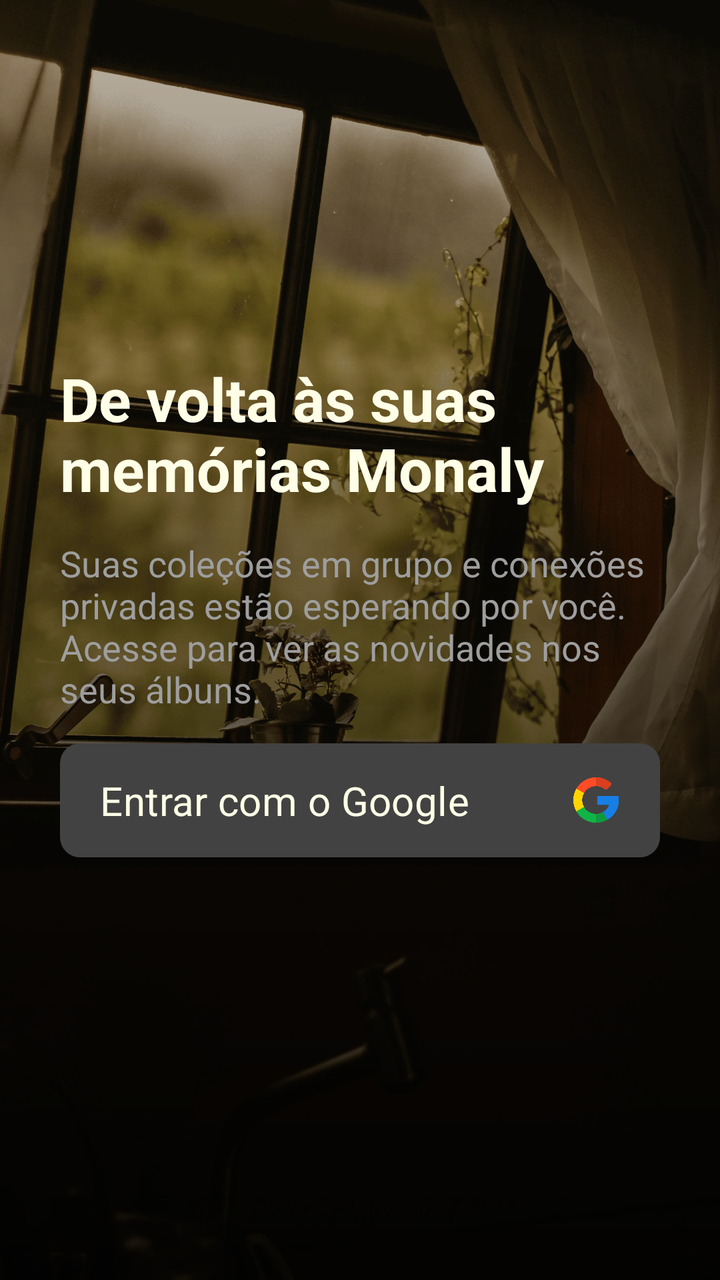
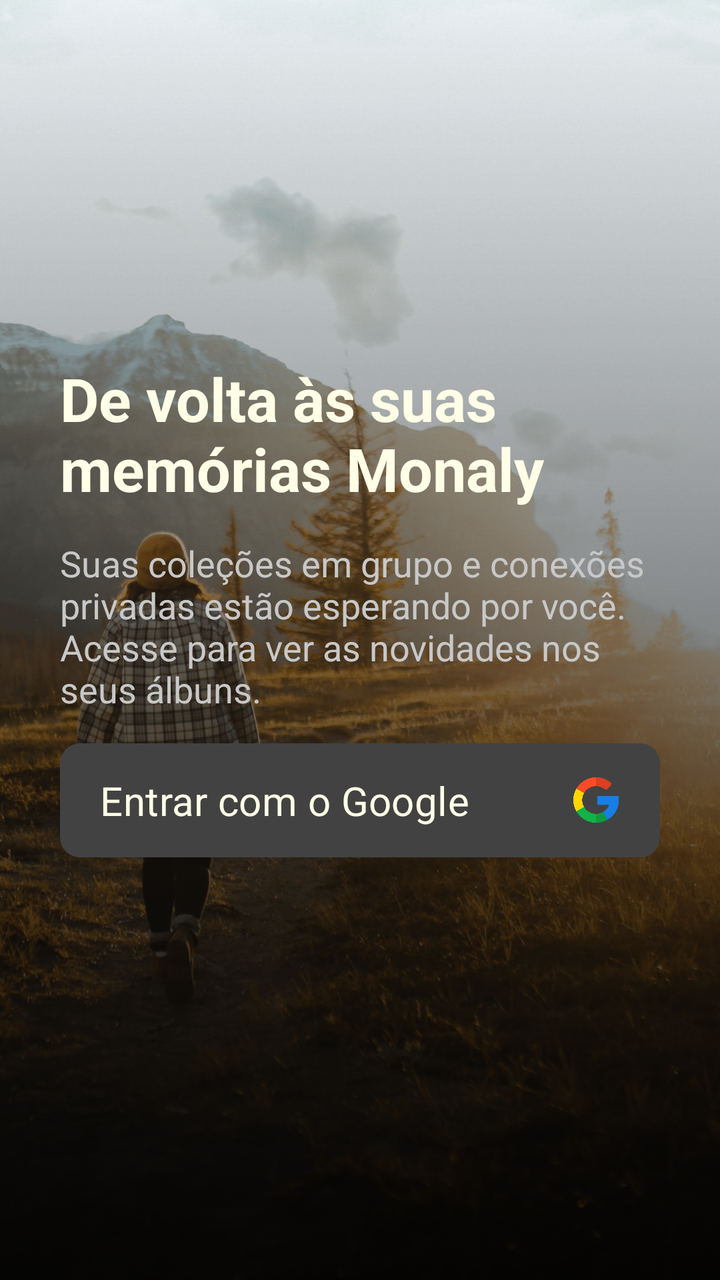

Before-and-after screenshots of an Android layout around one commit, followed by the original layout XML and the change that was made.
<!-- AndroidManifest.xml: application theme Theme.Monaly -->
<!-- res/layout/activity_login.xml -->
<?xml version="1.0" encoding="utf-8"?>
<androidx.constraintlayout.widget.ConstraintLayout
    xmlns:android="http://schemas.android.com/apk/res/android"
    xmlns:app="http://schemas.android.com/apk/res-auto"
    xmlns:tools="http://schemas.android.com/tools"
    android:id="@+id/main"
    android:layout_width="match_parent"
    android:layout_height="match_parent"
    tools:context=".ui.activity.LoginActivity"
    android:background="@color/black">

    <ImageView
        android:id="@+id/imageBackgroundLogin"
        android:layout_width="0dp"
        android:layout_height="0dp"
        android:scaleType="centerCrop"
        android:src="@drawable/img_background_login"
        app:layout_constraintBottom_toBottomOf="parent"
        app:layout_constraintEnd_toEndOf="parent"
        app:layout_constraintStart_toStartOf="parent"
        app:layout_constraintTop_toTopOf="parent" />

    <ImageView
        android:id="@+id/imageGradientEffect"
        android:layout_width="0dp"
        android:layout_height="0dp"
        android:src="@drawable/bg_gradient_black"
        android:alpha="0.8"
        app:layout_constraintBottom_toBottomOf="parent"
        app:layout_constraintEnd_toEndOf="parent"
        app:layout_constraintHorizontal_bias="0.0"
        app:layout_constraintStart_toStartOf="parent"
        app:layout_constraintTop_toTopOf="parent" />

    <TextView
        android:id="@+id/textTitleLogin"
        android:layout_width="0dp"
        android:layout_height="wrap_content"
        android:layout_marginStart="30dp"
        android:layout_marginEnd="30dp"
        android:layout_marginBottom="15dp"
        android:text="@string/login_title"
        android:textColor="@color/bage_neutral"
        android:textSize="30sp"
        app:layout_constraintBottom_toTopOf="@+id/textDescriptionLogin"
        app:layout_constraintEnd_toEndOf="parent"
        app:layout_constraintStart_toStartOf="parent" />


    <TextView
        android:id="@+id/textDescriptionLogin"
        android:layout_width="0dp"
        android:layout_height="wrap_content"
        android:layout_marginStart="30dp"
        android:layout_marginEnd="30dp"
        android:layout_marginBottom="15dp"
        android:text="@string/login_description"
        android:textColor="@color/gray_medium"
        android:textSize="18sp"
        app:layout_constraintBottom_toTopOf="@+id/buttonLoginGoogle"
        app:layout_constraintEnd_toEndOf="parent"
        app:layout_constraintHorizontal_bias="0.0"
        app:layout_constraintStart_toStartOf="parent" />

    <com.google.android.material.button.MaterialButton
        android:id="@+id/buttonLoginGoogle"
        android:layout_width="0dp"
        android:layout_height="57dp"
        android:layout_marginStart="30dp"
        android:layout_marginTop="160dp"
        android:layout_marginEnd="30dp"
        android:background="@drawable/drawable_background_button_gray_dark_10_dp"
        android:fontFamily="sans-serif"
        android:gravity="start|center_vertical"
        android:paddingStart="20dp"
        android:paddingEnd="20dp"
        android:text="@string/login_button"
        android:textAllCaps="false"
        android:textColor="@color/bage_neutral"
        android:textFontWeight="400"
        android:textSize="20sp"
        android:textStyle="normal"
        app:backgroundTint="@null"
        app:icon="@drawable/img_icon_google"
        app:iconGravity="end"
        app:iconSize="24dp"
        app:iconTint="@null"
        app:layout_constraintBottom_toBottomOf="parent"
        app:layout_constraintEnd_toEndOf="parent"
        app:layout_constraintStart_toStartOf="parent"
        app:layout_constraintTop_toTopOf="parent" />

</androidx.constraintlayout.widget.ConstraintLayout>
<!-- resources referenced by this layout -->
<resources>
  <color name="bage_neutral">#fffee7</color>
  <color name="black">#000000</color>
  <color name="gray_medium">#9E9E9E</color>
  <!-- drawable bg_gradient_black (drawable) -->
  <?xml version="1.0" encoding="utf-8"?>
  <shape xmlns:android="http://schemas.android.com/apk/res/android"
  
      android:shape="rectangle">
  
      <gradient
  
          android:angle="90"
          android:startColor="@color/black"
          android:endColor="#00000000"
          android:type="linear"/>
  
  </shape>
  <!-- drawable drawable_background_button_gray_dark_10_dp (drawable) -->
  <?xml version="1.0" encoding="utf-8"?>
  <shape xmlns:android="http://schemas.android.com/apk/res/android">
  
      <corners android:radius="10dp"/>
      <solid android:color="@color/gray_dark"/>
  
  </shape>
  <!-- drawable img_background_login: webp bitmap (drawable, 669746 bytes) -->
  <!-- drawable img_icon_google: webp bitmap (drawable, 15924 bytes) -->
  <string name="login_button">Entrar com o Google</string>
  <string name="login_description">Suas coleções em grupo e conexões privadas estão esperando por você. Acesse para ver as novidades nos seus álbuns.</string>
  <string name="login_title"><b>De volta às suas memórias Monaly</b></string>
  <style name="Theme.Monaly" parent="Base.Theme.Monaly" />
  <color name="gray_dark">#424242</color>
  <style name="Base.Theme.Monaly" parent="Theme.Material3.DayNight.NoActionBar">
  
          <item name="android:navigationBarColor">@color/black</item>
  
      </style>
</resources>

<!-- the commit's change to res/layout/activity_login.xml (unified diff, before → after) -->
@@ -25,7 +25,7 @@
         android:layout_width="0dp"
         android:layout_height="0dp"
         android:src="@drawable/bg_gradient_black"
-        android:alpha="0.8"
+        android:alpha="0.9"
         app:layout_constraintBottom_toBottomOf="parent"
         app:layout_constraintEnd_toEndOf="parent"
         app:layout_constraintHorizontal_bias="0.0"
<!-- resource entries referenced after the edit -->
@@ -2,7 +2,7 @@
 <resources>
   <color name="bage_neutral">#fffee7</color>
   <color name="black">#000000</color>
-  <color name="gray_medium">#9E9E9E</color>
+  <color name="gray_medium">#C8C8C8</color>
   <!-- drawable bg_gradient_black (drawable) -->
   <?xml version="1.0" encoding="utf-8"?>
   <shape xmlns:android="http://schemas.android.com/apk/res/android"
@@ -25,7 +25,7 @@
       <solid android:color="@color/gray_dark"/>
   
   </shape>
-  <!-- drawable img_background_login: webp bitmap (drawable, 669746 bytes) -->
+  <!-- drawable img_background_login: png bitmap (drawable, 844216 bytes) -->
   <!-- drawable img_icon_google: webp bitmap (drawable, 15924 bytes) -->
   <string name="login_button">Entrar com o Google</string>
   <string name="login_description">Suas coleções em grupo e conexões privadas estão esperando por você. Acesse para ver as novidades nos seus álbuns.</string>
